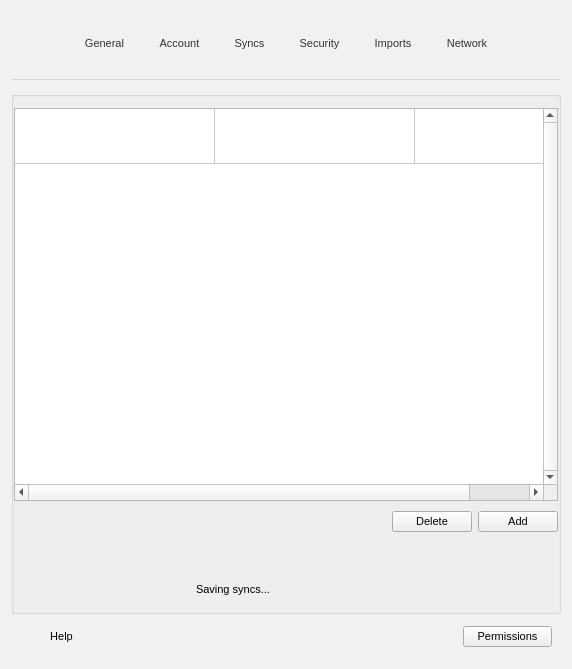
Above: src/MEGASync/gui/win/SettingsDialog.ui from meganz/MEGAsync before the change. Below: the same form after it.
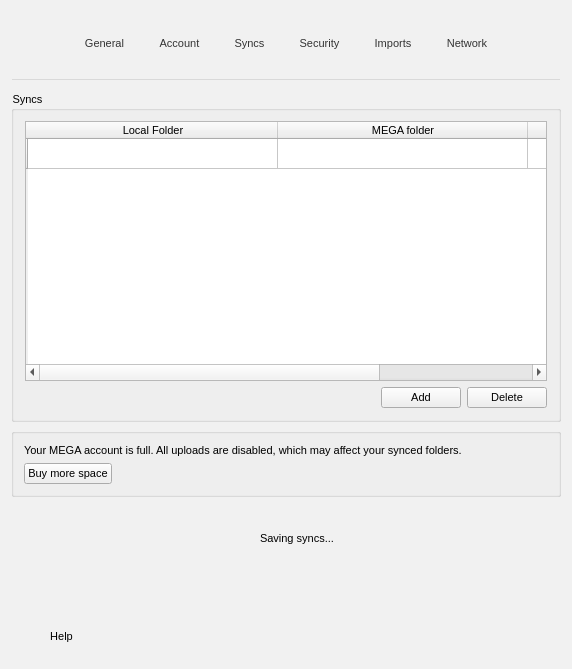
That is the form after the change. The open tabs and pages were chosen to show the change. Icons and pictures are not drawn. Custom widgets are drawn as their Qt base class.

Commit message:
UI updates for Settings\Syncs pane according to new design
For Windows.

Diff of the .ui file:
```diff
--- a/src/MEGASync/gui/win/SettingsDialog.ui
+++ b/src/MEGASync/gui/win/SettingsDialog.ui
@@ -314,8 +314,8 @@
          <string>Syncs</string>
         </property>
         <property name="icon">
-         <iconset>
-          <normaloff>://images/syncs_32.png</normaloff>://images/syncs_32.png</iconset>
+         <iconset resource="../Resources_win.qrc">
+          <normaloff>:/images/settings-syncs.png</normaloff>:/images/settings-syncs.png</iconset>
         </property>
         <property name="iconSize">
          <size>
@@ -1496,54 +1496,27 @@
         <verstretch>0</verstretch>
        </sizepolicy>
       </property>
-      <layout class="QVBoxLayout" name="verticalLayout_8" stretch="0">
+      <layout class="QVBoxLayout" name="verticalLayout_8">
        <item>
         <widget class="QGroupBox" name="gSyncs">
          <property name="title">
-          <string/>
-         </property>
-         <property name="flat">
-          <bool>true</bool>
+          <string>Syncs</string>
          </property>
          <layout class="QVBoxLayout" name="verticalLayout_9">
-          <property name="spacing">
-           <number>0</number>
-          </property>
-          <property name="leftMargin">
-           <number>0</number>
-          </property>
-          <property name="rightMargin">
-           <number>0</number>
-          </property>
-          <property name="bottomMargin">
-           <number>4</number>
-          </property>
-          <item>
-           <widget class="QWidget" name="widget_9" native="true">
-            <layout class="QVBoxLayout" name="verticalLayout_16">
-             <property name="leftMargin">
-              <number>0</number>
-             </property>
-             <property name="topMargin">
-              <number>0</number>
-             </property>
-             <property name="rightMargin">
-              <number>0</number>
-             </property>
-             <property name="bottomMargin">
-              <number>10</number>
-             </property>
              <item>
               <widget class="QTableWidget" name="tSyncs">
                <property name="enabled">
                 <bool>true</bool>
                </property>
+            <property name="minimumSize">
+             <size>
+              <width>0</width>
+              <height>260</height>
+             </size>
+            </property>
                <property name="frameShape">
                 <enum>QFrame::StyledPanel</enum>
                </property>
-               <property name="verticalScrollBarPolicy">
-                <enum>Qt::ScrollBarAlwaysOn</enum>
-               </property>
                <property name="autoScroll">
                 <bool>false</bool>
                </property>
@@ -1571,45 +1544,12 @@
                <property name="cornerButtonEnabled">
                 <bool>true</bool>
                </property>
-               <attribute name="horizontalHeaderVisible">
-                <bool>false</bool>
-               </attribute>
-               <attribute name="horizontalHeaderCascadingSectionResizes">
-                <bool>true</bool>
-               </attribute>
-               <attribute name="horizontalHeaderMinimumSectionSize">
-                <number>200</number>
-               </attribute>
                <attribute name="horizontalHeaderDefaultSectionSize">
-                <number>200</number>
-               </attribute>
-               <attribute name="horizontalHeaderHighlightSections">
-                <bool>true</bool>
-               </attribute>
-               <attribute name="horizontalHeaderShowSortIndicator" stdset="0">
-                <bool>false</bool>
+             <number>250</number>
                </attribute>
                <attribute name="horizontalHeaderStretchLastSection">
-                <bool>false</bool>
-               </attribute>
-               <attribute name="verticalHeaderVisible">
-                <bool>false</bool>
-               </attribute>
-               <attribute name="verticalHeaderCascadingSectionResizes">
-                <bool>false</bool>
-               </attribute>
-               <attribute name="verticalHeaderDefaultSectionSize">
-                <number>55</number>
-               </attribute>
-               <attribute name="verticalHeaderHighlightSections">
                 <bool>true</bool>
                </attribute>
-               <attribute name="verticalHeaderShowSortIndicator" stdset="0">
-                <bool>false</bool>
-               </attribute>
-               <attribute name="verticalHeaderStretchLastSection">
-                <bool>false</bool>
-               </attribute>
                <row>
                 <property name="text">
                  <string/>
@@ -1637,9 +1577,6 @@
                </item>
               </widget>
              </item>
-            </layout>
-           </widget>
-          </item>
           <item>
            <widget class="QWidget" name="wSyncsButtons" native="true">
             <property name="minimumSize">
@@ -1668,39 +1605,8 @@
               <number>0</number>
              </property>
              <property name="bottomMargin">
-              <number>6</number>
+              <number>0</number>
              </property>
-             <item>
-              <widget class="QPushButton" name="bAdd">
-               <property name="sizePolicy">
-                <sizepolicy hsizetype="Minimum" vsizetype="Preferred">
-                 <horstretch>0</horstretch>
-                 <verstretch>0</verstretch>
-                </sizepolicy>
-               </property>
-               <property name="minimumSize">
-                <size>
-                 <width>0</width>
-                 <height>0</height>
-                </size>
-               </property>
-               <property name="maximumSize">
-                <size>
-                 <width>16777215</width>
-                 <height>32</height>
-                </size>
-               </property>
-               <property name="focusPolicy">
-                <enum>Qt::StrongFocus</enum>
-               </property>
-               <property name="text">
-                <string>Add</string>
-               </property>
-               <property name="autoDefault">
-                <bool>false</bool>
-               </property>
-              </widget>
-             </item>
              <item>
               <widget class="QPushButton" name="bDelete">
                <property name="sizePolicy">
@@ -1732,6 +1638,37 @@
                </property>
               </widget>
              </item>
+             <item>
+              <widget class="QPushButton" name="bAdd">
+               <property name="sizePolicy">
+                <sizepolicy hsizetype="Minimum" vsizetype="Preferred">
+                 <horstretch>0</horstretch>
+                 <verstretch>0</verstretch>
+                </sizepolicy>
+               </property>
+               <property name="minimumSize">
+                <size>
+                 <width>0</width>
+                 <height>0</height>
+                </size>
+               </property>
+               <property name="maximumSize">
+                <size>
+                 <width>16777215</width>
+                 <height>32</height>
+                </size>
+               </property>
+               <property name="focusPolicy">
+                <enum>Qt::StrongFocus</enum>
+               </property>
+               <property name="text">
+                <string>Add</string>
+               </property>
+               <property name="autoDefault">
+                <bool>false</bool>
+               </property>
+              </widget>
+             </item>
              <item>
               <spacer name="hSyncs">
                <property name="orientation">
@@ -1748,28 +1685,38 @@
             </layout>
            </widget>
           </item>
+         </layout>
+        </widget>
+       </item>
           <item>
-           <widget class="QWidget" name="wOQError" native="true">
-            <layout class="QHBoxLayout" name="horizontalLayout_26">
+        <widget class="QGroupBox" name="wOQError">
+         <layout class="QVBoxLayout" name="verticalLayout">
              <property name="leftMargin">
-              <number>0</number>
+           <number>10</number>
              </property>
              <property name="topMargin">
               <number>10</number>
              </property>
              <property name="rightMargin">
-              <number>0</number>
+           <number>10</number>
+          </property>
+          <property name="bottomMargin">
+           <number>10</number>
              </property>
              <item>
               <widget class="QLabel" name="lOQWarning">
                <property name="text">
-                <string/>
+             <string>Your MEGA account is full. All uploads are disabled, which may affect your synced folders.</string>
                </property>
                <property name="wordWrap">
                 <bool>true</bool>
                </property>
-               <property name="openExternalLinks">
-                <bool>true</bool>
+           </widget>
+          </item>
+          <item alignment="Qt::AlignLeft">
+           <widget class="QPushButton" name="bBuyMoreSpace">
+            <property name="text">
+             <string>Buy more space</string>
                </property>
               </widget>
              </item>
@@ -1778,18 +1725,6 @@
           </item>
           <item>
            <widget class="QWidget" name="wSavingSyncs" native="true">
-            <property name="minimumSize">
-             <size>
-              <width>0</width>
-              <height>35</height>
-             </size>
-            </property>
-            <property name="maximumSize">
-             <size>
-              <width>16777215</width>
-              <height>35</height>
-             </size>
-            </property>
             <layout class="QHBoxLayout" name="horizontalLayout_32">
              <property name="spacing">
               <number>0</number>
@@ -1809,23 +1744,11 @@
              <item>
               <widget class="QStackedWidget" name="sSyncsState">
                <property name="sizePolicy">
-                <sizepolicy hsizetype="Preferred" vsizetype="Preferred">
+             <sizepolicy hsizetype="Preferred" vsizetype="Maximum">
                  <horstretch>0</horstretch>
                  <verstretch>0</verstretch>
                 </sizepolicy>
                </property>
-               <property name="minimumSize">
-                <size>
-                 <width>0</width>
-                 <height>35</height>
-                </size>
-               </property>
-               <property name="maximumSize">
-                <size>
-                 <width>16777215</width>
-                 <height>35</height>
-                </size>
-               </property>
                <property name="currentIndex">
                 <number>1</number>
                </property>
@@ -1853,8 +1776,8 @@
                    </property>
                    <property name="sizeHint" stdset="0">
                     <size>
-                     <width>161</width>
-                     <height>20</height>
+                  <width>0</width>
+                  <height>0</height>
                     </size>
                    </property>
                   </spacer>
@@ -1929,24 +1852,8 @@
                    <property name="text">
                     <string>Saving syncs...</string>
                    </property>
-                   <property name="alignment">
-                    <set>Qt::AlignLeading|Qt::AlignLeft|Qt::AlignVCenter</set>
-                   </property>
-                  </widget>
-                 </item>
-                 <item>
-                  <spacer name="horizontalSpacer_11">
-                   <property name="orientation">
-                    <enum>Qt::Horizontal</enum>
-                   </property>
-                   <property name="sizeHint" stdset="0">
-                    <size>
-                     <width>40</width>
-                     <height>20</height>
-                    </size>
-                   </property>
-                  </spacer>
-                 </item>
+               </widget>
+              </item>
                  <item>
                   <spacer name="horizontalSpacer_13">
                    <property name="orientation">
@@ -1954,8 +1861,8 @@
                    </property>
                    <property name="sizeHint" stdset="0">
                     <size>
-                     <width>40</width>
-                     <height>20</height>
+                  <width>0</width>
+                  <height>0</height>
                     </size>
                    </property>
                   </spacer>
@@ -1963,9 +1870,9 @@
                 </layout>
                </widget>
                <widget class="QWidget" name="pSyncsDisabled">
-                <layout class="QHBoxLayout" name="horizontalLayout_28">
+             <layout class="QVBoxLayout" name="verticalLayout_3">
                  <property name="spacing">
-                  <number>3</number>
+               <number>0</number>
                  </property>
                  <property name="leftMargin">
                   <number>0</number>
@@ -1977,25 +1884,25 @@
                   <number>0</number>
                  </property>
                  <property name="bottomMargin">
+               <number>0</number>
+              </property>
+              <item>
+               <widget class="QGroupBox" name="groupBox">
+                <layout class="QVBoxLayout" name="verticalLayout_2">
+                 <property name="spacing">
                   <number>0</number>
                  </property>
                  <item>
                   <widget class="QLabel" name="lDisabledSyncs">
-                   <property name="sizePolicy">
-                    <sizepolicy hsizetype="Preferred" vsizetype="Preferred">
-                     <horstretch>0</horstretch>
-                     <verstretch>0</verstretch>
-                    </sizepolicy>
-                   </property>
                    <property name="text">
                     <string>Some syncs have been disabled. For more information, move your mouse over the warning icon next to each disabled sync.</string>
                    </property>
-                   <property name="alignment">
-                    <set>Qt::AlignLeading|Qt::AlignLeft|Qt::AlignTop</set>
-                   </property>
                    <property name="wordWrap">
                     <bool>true</bool>
                    </property>
+                  </widget>
+                 </item>
+                </layout>
                   </widget>
                  </item>
                 </layout>
@@ -2006,8 +1913,18 @@
             </layout>
            </widget>
           </item>
-         </layout>
-        </widget>
+       <item>
+        <spacer name="verticalSpacer_4">
+         <property name="orientation">
+          <enum>Qt::Vertical</enum>
+         </property>
+         <property name="sizeHint" stdset="0">
+          <size>
+           <width>20</width>
+           <height>40</height>
+          </size>
+         </property>
+        </spacer>
        </item>
       </layout>
      </widget>
@@ -3235,13 +3152,6 @@
           <property name="bottomMargin">
            <number>0</number>
           </property>
-          <item>
-           <widget class="QPushButton" name="bPermissions">
-            <property name="text">
-             <string>Permissions</string>
-            </property>
-           </widget>
-          </item>
          </layout>
         </widget>
         <widget class="QWidget" name="wSecurityFooter">
```
Lines whose indentation alone changed are shown as unchanged. The commit also changes 2 other files.
